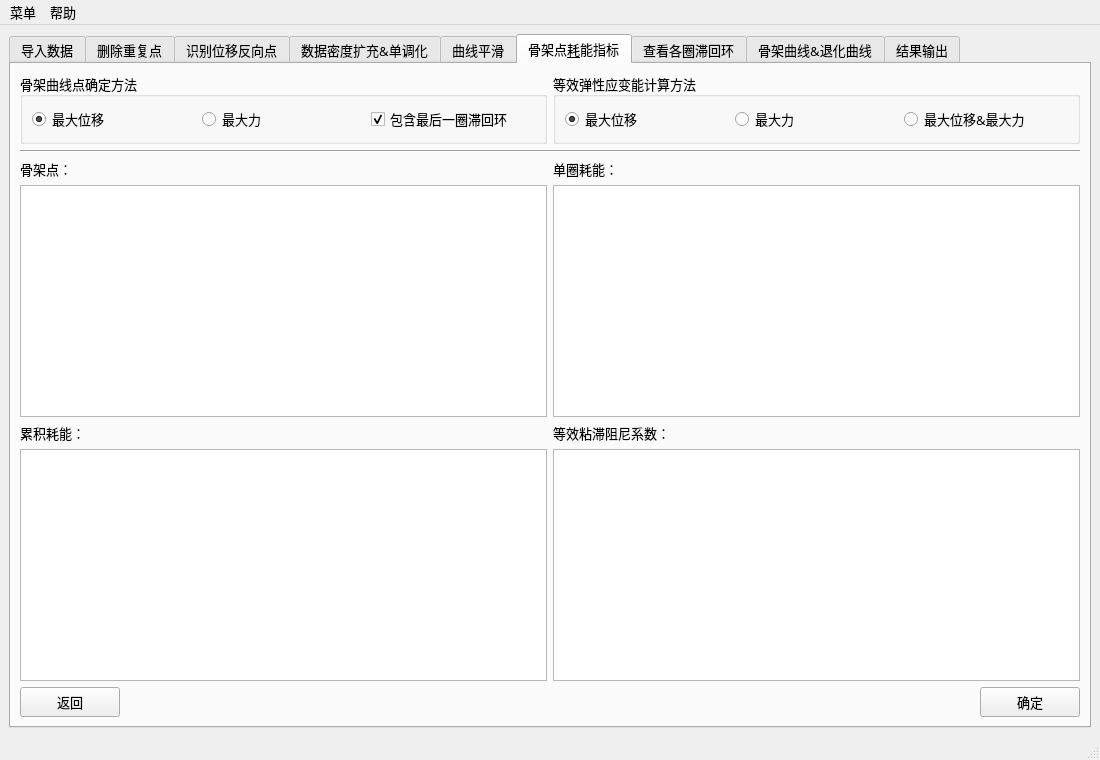
This is ui/MainWin.ui in WenchenLie/HystereticCurveAnalysis as Qt 5 draws it before an edit. The edited form follows.
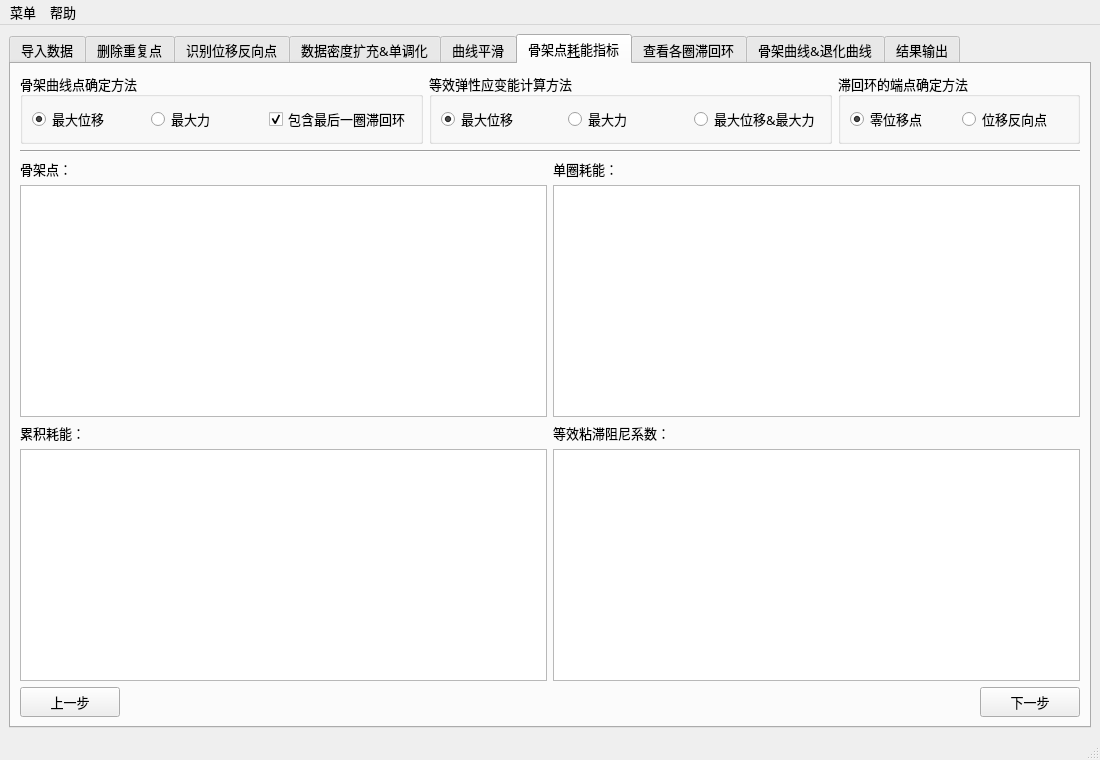
This is the edited form. The open tabs and pages were chosen to show the change. Icons and pictures are not drawn.

```diff
--- a/ui/MainWin.ui
+++ b/ui/MainWin.ui
@@ -1571,7 +1571,7 @@
        </attribute>
        <layout class="QVBoxLayout" name="verticalLayout_21" stretch="0,0,1,0">
         <item>
-         <layout class="QHBoxLayout" name="horizontalLayout_17" stretch="1,1">
+         <layout class="QHBoxLayout" name="horizontalLayout_17" stretch="5,5,3">
           <item>
            <widget class="QGroupBox" name="groupBox_8">
             <property name="minimumSize">
@@ -1647,6 +1647,35 @@
             </layout>
            </widget>
           </item>
+          <item>
+           <widget class="QGroupBox" name="groupBox_15">
+            <property name="title">
+             <string>滞回环的端点确定方法</string>
+            </property>
+            <layout class="QHBoxLayout" name="horizontalLayout_37">
+             <item>
+              <widget class="QRadioButton" name="radioButton_10">
+               <property name="text">
+                <string>零位移点</string>
+               </property>
+               <property name="checked">
+                <bool>true</bool>
+               </property>
+              </widget>
+             </item>
+             <item>
+              <widget class="QRadioButton" name="radioButton_11">
+               <property name="text">
+                <string>位移反向点</string>
+               </property>
+               <property name="checked">
+                <bool>false</bool>
+               </property>
+              </widget>
+             </item>
+            </layout>
+           </widget>
+          </item>
          </layout>
         </item>
         <item>
@@ -1801,7 +1830,7 @@
              </size>
             </property>
             <property name="text">
-             <string>返回</string>
+             <string>上一步</string>
             </property>
            </widget>
           </item>
@@ -1833,7 +1862,7 @@
              </size>
             </property>
             <property name="text">
-             <string>确定</string>
+             <string>下一步</string>
             </property>
            </widget>
           </item>
```
Left out of the diff: 30 changed lines with no effect on the pictures.
